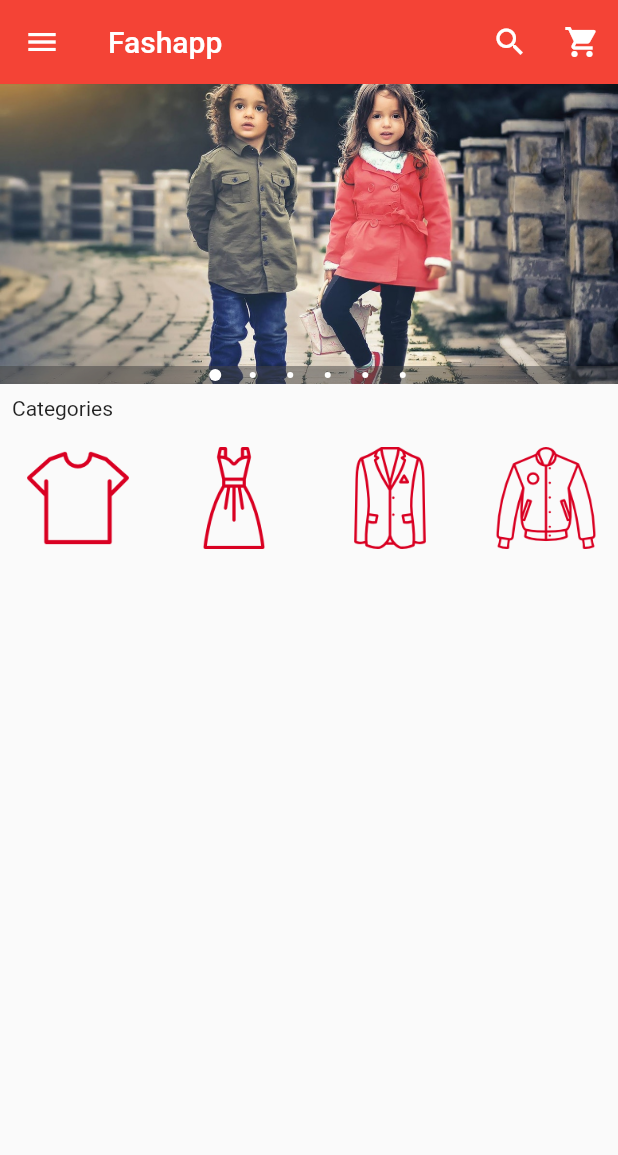
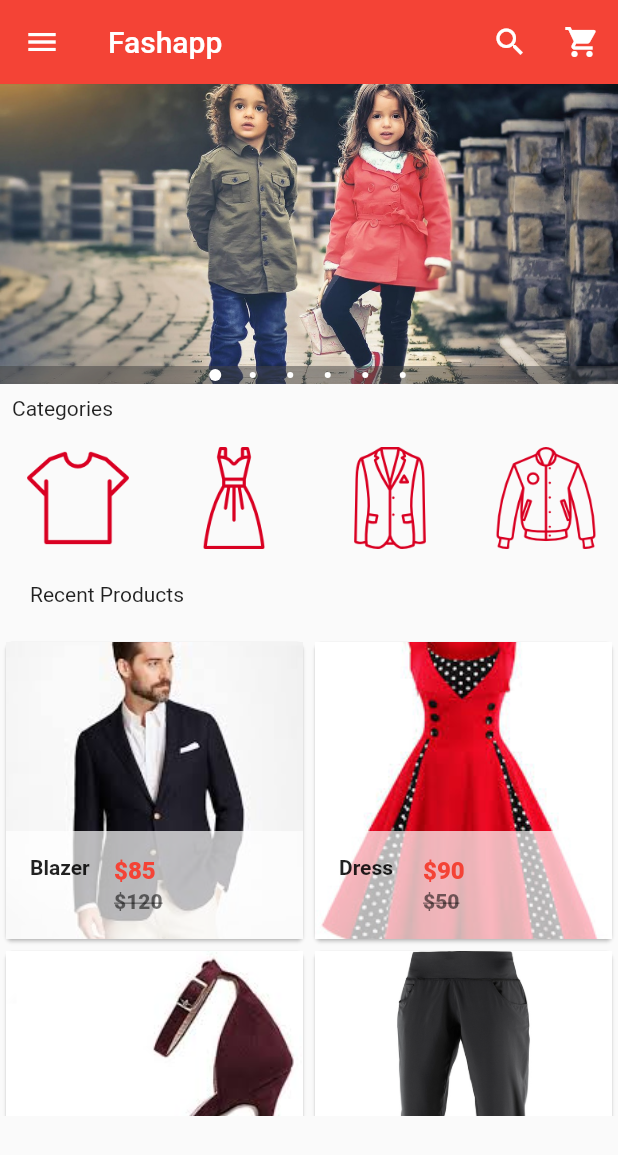
Before and after one commit to Crawford30/ShopApp, a Flutter app: the screen it shows after launch, on a phone screen of 412 x 824 dp. Shown: the top 1155 px of the screen. Run offline on Flutter 3.47's test engine with Material 2 defaults, Android fonts, the phone set to English and light mode, and no system bars; drawn by our look-alikes of carousel_pro.

Commit message:
Product List tile

```diff
--- a/lib/components/horizontal_listview.dart
+++ b/lib/components/horizontal_listview.dart
@@ -45,7 +45,7 @@ class Category extends StatelessWidget {
       padding: const EdgeInsets.all(2.0),
       child: InkWell(
         onTap: () {},
-        child: Container(
+        child: SizedBox(
           width: 100.0,
           child: ListTile(
             title: Image.asset(
--- /dev/null
+++ b/lib/components/products.dart
@@ -0,0 +1,123 @@
+import 'package:flutter/material.dart';
+
+class Products extends StatefulWidget {
+  @override
+  _ProductsState createState() => _ProductsState();
+}
+
+class _ProductsState extends State<Products> {
+  var product_list = [
+    //=====We Create maps(maps and list are used to group things together)====
+    {
+      "name": "Blazer",
+      "picture": "images/products/blazer1.jpeg",
+      "old_price": "120",
+      "price": "85"
+    },
+    {
+      "name": "Dress",
+      "picture": "images/products/dress1.jpeg",
+      "old_price": "50",
+      "price": "90"
+    },
+
+    {
+      "name": "Hills",
+      "picture": "images/products/hills1.jpeg",
+      "old_price": "20",
+      "price": "80"
+    },
+    {
+      "name": "Pants",
+      "picture": "images/products/pants1.jpg",
+      "old_price": "230",
+      "price": "250"
+    },
+
+    {
+      "name": "Shoe",
+      "picture": "images/products/shoe1.jpg",
+      "old_price": "40",
+      "price": "150"
+    },
+
+    {
+      "name": "Skirt",
+      "picture": "images/products/skt1.jpeg",
+      "old_price": "15",
+      "price": "20"
+    }
+  ];
+
+  @override
+  Widget build(BuildContext context) {
+    return GridView.builder(
+        itemCount: product_list.length,
+        gridDelegate: SliverGridDelegateWithFixedCrossAxisCount(
+          crossAxisCount: 2,
+        ),
+        itemBuilder: (BuildContext context, int index) {
+          return SingleProduct(
+            prod_name: product_list[index]['name'],
+            prod_picture: product_list[index]['picture'],
+            prod_old_price: product_list[index]['old_price'],
+            prod_price: product_list[index]['price'],
+          );
+        });
+  }
+}
+
+class SingleProduct extends StatelessWidget {
+  final prod_name;
+  final prod_picture;
+  final prod_old_price;
+  final prod_price;
+
+  SingleProduct({
+    this.prod_name,
+    this.prod_picture,
+    this.prod_old_price,
+    this.prod_price,
+  });
+
+  @override
+  Widget build(BuildContext context) {
+    return Card(
+      child: Hero(
+        tag: prod_name,
+        child: Material(
+          child: InkWell(
+            onTap: () {},
+            child: GridTile(
+              footer: Container(
+                color: Colors.white70,
+                child: ListTile(
+                  leading: Text(
+                    prod_name,
+                    style: TextStyle(fontWeight: FontWeight.bold),
+                  ),
+                  title: Text(
+                    "\$$prod_price",
+                    style: TextStyle(
+                        color: Colors.red, fontWeight: FontWeight.w800),
+                  ),
+                  subtitle: Text(
+                    "\$$prod_old_price",
+                    style: TextStyle(
+                        color: Colors.black54,
+                        fontWeight: FontWeight.w800,
+                        decoration: TextDecoration.lineThrough),
+                  ),
+                ),
+              ),
+              child: Image.asset(
+                prod_picture,
+                fit: BoxFit.cover,
+              ),
+            ),
+          ),
+        ),
+      ),
+    );
+  }
+}
--- a/lib/main.dart
+++ b/lib/main.dart
@@ -3,6 +3,8 @@ import 'package:carousel_pro/carousel_pro.dart';
 
 //====My Own imports
 import 'package:shopapp/components/horizontal_listview.dart';
+import 'package:shopapp/components/products.dart';
+
 
 void main() {
   runApp(const MaterialApp(
@@ -160,6 +162,18 @@ class _HomePageState extends State<HomePage> {
 
           //======Horizontal List View begins here =====
           HorizontalList(),
+
+          //========Padding widget=====
+          Padding(
+            padding: const EdgeInsets.all(20.0),
+            child: Text("Recent Products"),
+          ),
+
+          //=====Grid View
+          Container(
+            height: 320.0,
+            child: Products(),
+          )
         ],
       ),
     );
```
Also changed, not shown: pubspec.yaml (+11 -0 lines).
